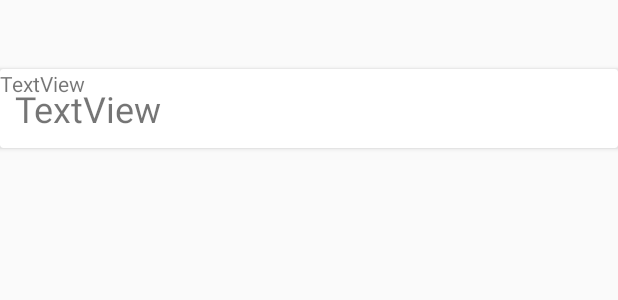
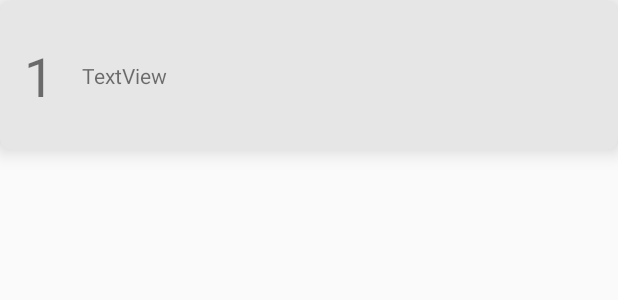
Before and after one commit to sabreys/LifeScheduler, an Android app: the layout list_item.xml on its own in the app's theme, with its tools: preview values and no code run, on a phone screen of 412 x 824 dp. Shown: the top 300 px of the screen. Run offline under Robolectric (Android 15) with nearby library versions, the phone set to English and light mode, and no system bars.

```diff
--- a/app/src/main/res/layout/list_item.xml
+++ b/app/src/main/res/layout/list_item.xml
@@ -1,31 +1,39 @@
 <?xml version="1.0" encoding="utf-8"?>
-<androidx.constraintlayout.widget.ConstraintLayout xmlns:android="http://schemas.android.com/apk/res/android"
-    xmlns:app="http://schemas.android.com/apk/res-auto"
+<androidx.cardview.widget.CardView xmlns:android="http://schemas.android.com/apk/res/android"
+    xmlns:card_view="http://schemas.android.com/apk/res-auto"
     xmlns:tools="http://schemas.android.com/tools"
     android:layout_width="match_parent"
-    android:layout_height="match_parent">
+    android:layout_height="100dp"
+    card_view:cardBackgroundColor="#E6E6E6"
+    card_view:cardCornerRadius="8dp"
+    card_view:cardElevation="8dp">
 
-    <androidx.cardview.widget.CardView
+
+    <androidx.constraintlayout.widget.ConstraintLayout
         android:layout_width="match_parent"
-        android:layout_height="wrap_content"
-        android:layout_marginBottom="679dp"
-        app:layout_constraintBottom_toBottomOf="parent"
-        app:layout_constraintStart_toStartOf="parent"
-        app:layout_constraintTop_toTopOf="parent">
+        android:layout_height="match_parent">
+
+        <TextView
+            android:id="@+id/name"
+            android:layout_width="wrap_content"
+            android:layout_height="wrap_content"
+            android:text="TextView"
+            card_view:layout_constraintBottom_toBottomOf="parent"
+            card_view:layout_constraintEnd_toEndOf="parent"
+            card_view:layout_constraintHorizontal_bias="0.059"
+            card_view:layout_constraintStart_toEndOf="@+id/priority"
+            card_view:layout_constraintTop_toTopOf="parent"
+            card_view:layout_constraintVertical_bias="0.506" />
 
         <TextView
             android:id="@+id/priority"
             android:layout_width="wrap_content"
             android:layout_height="wrap_content"
-            android:padding="10dp"
-            android:text="TextView"
-            android:textSize="24sp" />
-
-        <TextView
-            android:id="@+id/textView2"
-            android:layout_width="wrap_content"
-            android:layout_height="wrap_content"
-            android:text="TextView" />
-    </androidx.cardview.widget.CardView>
-
-</androidx.constraintlayout.widget.ConstraintLayout>
+            android:layout_marginStart="16dp"
+            android:text="1"
+            android:textSize="36sp"
+            card_view:layout_constraintBottom_toBottomOf="parent"
+            card_view:layout_constraintStart_toStartOf="parent"
+            card_view:layout_constraintTop_toTopOf="parent" />
+    </androidx.constraintlayout.widget.ConstraintLayout>
+</androidx.cardview.widget.CardView>
```
Also changed, not shown: app/src/main/java/com/bloodbird/lifescheduler/MainActivity.java (+13 -44 lines), app/src/main/java/com/bloodbird/lifescheduler/Views/ListAdapter.java (+13 -11 lines).
